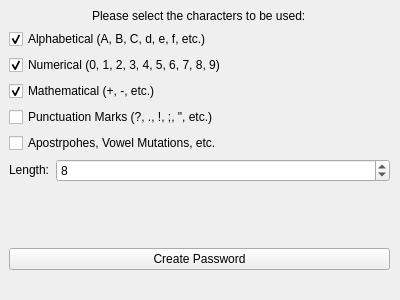
Old version of the form passwordgenerator.ui in the repository mrehfeld-code/PasswordGenerator.
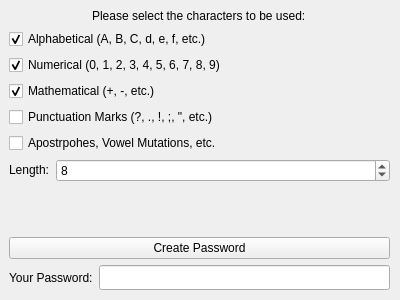
New version of the form. Icons and pictures are not drawn.

What changed in the file:
```diff
--- a/passwordgenerator.ui
+++ b/passwordgenerator.ui
@@ -197,27 +197,31 @@
        </property>
       </widget>
      </item>
-     <item alignment="Qt::AlignHCenter">
+     <item>
+      <layout class="QHBoxLayout" name="horizontalLayout_2">
+       <item>
       <widget class="QLabel" name="output_label">
-       <property name="sizePolicy">
-        <sizepolicy hsizetype="Minimum" vsizetype="Fixed">
-         <horstretch>0</horstretch>
-         <verstretch>0</verstretch>
-        </sizepolicy>
-       </property>
        <property name="text">
-        <string notr="true"/>
-       </property>
-       <property name="alignment">
-        <set>Qt::AlignCenter</set>
-       </property>
-       <property name="wordWrap">
+          <string>Your Password:</string>
+         </property>
+        </widget>
+       </item>
+       <item>
+        <widget class="QLineEdit" name="output">
+         <property name="font">
+          <font>
+           <family>PT Mono</family>
+          </font>
+         </property>
+         <property name="readOnly">
+          <bool>true</bool>
+         </property>
+         <property name="clearButtonEnabled">
         <bool>false</bool>
        </property>
-       <property name="textInteractionFlags">
-        <set>Qt::LinksAccessibleByMouse|Qt::TextSelectableByMouse</set>
-       </property>
-      </widget>
+        </widget>
+       </item>
+      </layout>
      </item>
     </layout>
    </widget>
```
Lines whose indentation alone changed are shown as unchanged.
